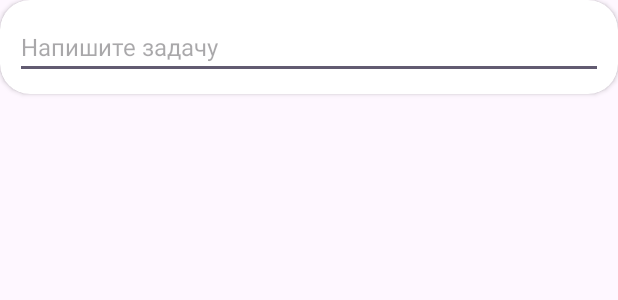
After one commit to DmitriyVladarchuk/Simple_ToDo_List, an Android app: the layout dialog_add_task.xml on its own in the app's theme, with its tools: preview values and no code run, on a phone screen of 412 x 824 dp. The commit adds this screen. Shown: the top 300 px of the screen. Run offline under Robolectric (Android 15) with nearby library versions, the phone set to English and light mode, and no system bars.

Commit message:
add dialog for add task and callback change state task

```diff
--- a/app/src/main/java/com/example/simpletodolist/models/TaskViewModel.kt
+++ b/app/src/main/java/com/example/simpletodolist/models/TaskViewModel.kt
@@ -8,17 +8,17 @@ import kotlinx.coroutines.launch
 
 class TaskViewModel(val dao: TaskDao): ViewModel() {
 
-    var newTask = ""
+    //var newTask = ""
     val tasks: LiveData<List<Task>> = dao.getAll()
 
-    fun addTask(){
+    fun addTask(newTask: String){
         viewModelScope.launch {
             val task = Task(task = newTask)
             dao.inset(task)
         }
     }
 
-    fun updateTask(position: Int){
+    fun changeStateTask(position: Int){
         val currentTasks = tasks.value ?: return
         val task = currentTasks[position]
         task.isDone = !task.isDone
--- /dev/null
+++ b/app/src/main/res/layout/dialog_add_task.xml
@@ -0,0 +1,20 @@
+<?xml version="1.0" encoding="utf-8"?>
+<androidx.cardview.widget.CardView xmlns:android="http://schemas.android.com/apk/res/android"
+    xmlns:app="http://schemas.android.com/apk/res-auto"
+    xmlns:tools="http://schemas.android.com/tools"
+    android:layout_width="match_parent"
+    android:layout_height="wrap_content"
+    app:cardCornerRadius="20dp"
+    android:elevation="8dp">
+
+    <EditText
+        android:id="@+id/etAddTask"
+        android:layout_width="match_parent"
+        android:layout_height="wrap_content"
+        android:layout_margin="10dp"
+        android:ems="10"
+        android:hint="@string/write_task"
+        android:importantForAutofill="no"
+        android:inputType="text"
+        android:textSize="16sp" />
+</androidx.cardview.widget.CardView>
--- a/app/src/main/res/values/strings.xml
+++ b/app/src/main/res/values/strings.xml
@@ -5,4 +5,6 @@
     <string name="setting">Настройки</string>
     <string name="profile">Профиль</string>
     <string name="my_tasks">Мои задачи</string>
+
+    <string name="write_task">Напишите задачу</string>
 </resources>
```
Also changed, not shown: app/src/main/java/com/example/simpletodolist/fragments/TasksListFragment.kt (+25 -5 lines), app/src/main/java/com/example/simpletodolist/fragments/adapter/TaskAdapter.kt (+8 -1 lines).
